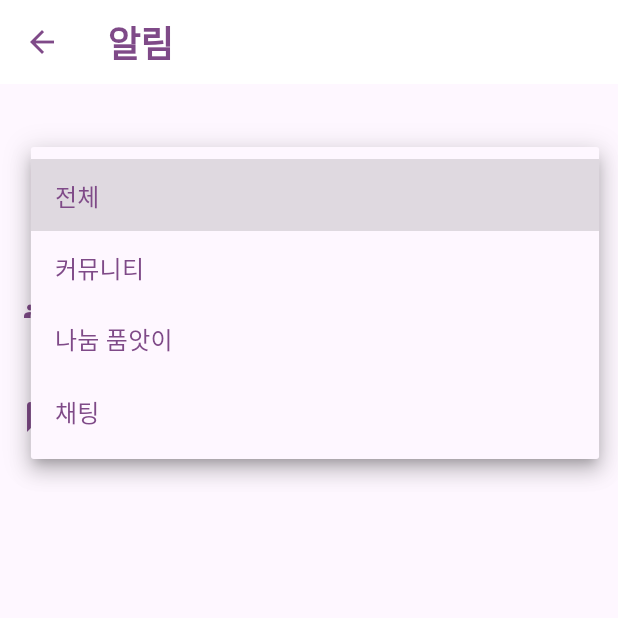
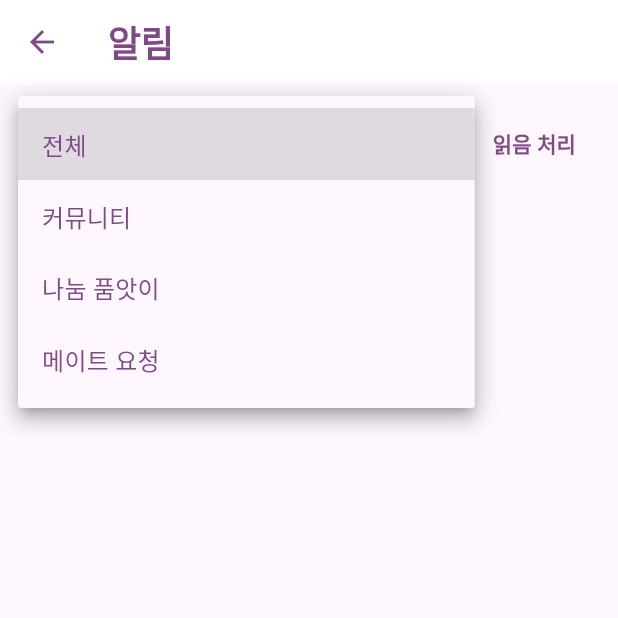
Before and after one commit to shiroHSG/Pium, a Flutter app: the NotificationPage screen opened directly, after a tap on "전체", on a phone screen of 412 x 824 dp, the top half of it. Run offline on Flutter 3.47's test engine with Material 3 defaults, Android fonts, the light colour scheme and no system bars; our stand-ins replace flutter_secure_storage, image_picker, shared_preferences, webview_flutter; missing offline and left inert: eventsource, stomp_dart_client; accounts and stored records are empty; network calls fail; Roboto replaces fonts that are missing (Jua).

Commit message:
update shiroo

```diff
--- a/backend_spring/src/main/frontend_flutter/lib/models/notification/notification.dart
+++ b/backend_spring/src/main/frontend_flutter/lib/models/notification/notification.dart
@@ -1,9 +1,51 @@
 import 'package:eventsource/eventsource.dart';
 import 'dart:convert';
+
+import 'package:flutter/cupertino.dart';
+import 'package:flutter/material.dart';
+import 'package:http/http.dart' as http;
+
+/// 🔔 전역 알림 리스트
+List<Map<String, dynamic>> notificationList = [];
+
+/// 🔁 알림 수신 시 UI 갱신을 위한 콜백 함수
+void Function()? onNotificationUpdate;
 
 EventSource? _eventSource;
 
 const _baseUrl = 'http://10.0.2.2:8080';
+
+Future<void> fetchUnreadNotifications(String token) async {
+  try {
+    final url = Uri.parse('http://10.0.2.2:8080/api/notifications/unread');
+    final response = await http.get(
+      url,
+      headers: {
+        'Authorization': 'Bearer $token',
+      },
+    );
+
+    if (response.statusCode == 200) {
+      final List<dynamic> data = jsonDecode(utf8.decode(response.bodyBytes));
+
+      notificationList.clear(); // 기존 알림 제거
+      for (var item in data) {
+        notificationList.add({
+          'category': mapTypeToCategory(item['type']),
+          'icon': mapTypeToIcon(item['type']),
+          'message': item['message'],
+          'date': formatDate(item['createdAt']),
+        });
+      }
+
+    } else {
+      print('❌ 안 읽은 알림 조회 실패: ${response.statusCode}');
+    }
+  } catch (e) {
+    print('❌ 안 읽은 알림 조회 중 오류: $e');
+  }
+}
+
 
 Future<void> subscribeToNotifications(String token) async {
   try {
@@ -21,8 +63,21 @@ Future<void> subscribeToNotifications(String token) async {
 
       if (event.event == 'notification') {
         final data = jsonDecode(event.data!);
-        print('📦 알림 데이터: $data');
-        // TODO: 리스트에 추가, 뱃지 업데이트 등 처리
+
+        final parsed = {
+          'category': mapTypeToCategory(data['type']),
+          'icon': mapTypeToIcon(data['type']),
+          'message': data['message'],
+          'date': formatDate(data['createdAt']), // 혹은 포맷팅
+        };
+
+        print('$parsed');
+
+        notificationList.insert(0, parsed); // 최신 알림 위로 추가
+
+        onNotificationUpdate?.call();
+
+        print('📦 알림 데이터 추가됨 → 현재 수: ${notificationList.length}');
       }
     });
   } catch (e) {
@@ -30,7 +85,60 @@ Future<void> subscribeToNotifications(String token) async {
   }
 }
 
+Future<void> markAllNotificationsAsRead(String token) async {
+  final url = Uri.parse('$_baseUrl/api/notifications/mark-as-read');
+
+  final response = await http.post(
+    url,
+    headers: {
+      'Authorization': 'Bearer $token',
+      'Content-Type': 'application/json',
+    },
+  );
+
+  if (response.statusCode == 200) {
+    print('✅ 읽음 처리 완료');
+
+    // 🔄 알림 리스트 비우고 UI 갱신
+    notificationList.clear();
+    onNotificationUpdate?.call();
+  } else {
+    print('❌ 읽음 처리 실패: ${response.statusCode}');
+  }
+}
+
+String formatDate(dynamic rawDate) {
+  if (rawDate is List && rawDate.length >= 6) {
+    return "${rawDate[0]}.${rawDate[1].toString().padLeft(2, '0')}.${rawDate[2].toString().padLeft(2, '0')} "
+        "${rawDate[3].toString().padLeft(2, '0')}:${rawDate[4].toString().padLeft(2, '0')}";
+  } else {
+    return "날짜 없음";
+  }
+}
+
 void disposeEventSource() {
   _eventSource?.client.close();
   _eventSource = null;
 }
+
+String mapTypeToCategory(String type) {
+  switch (type) {
+    case 'COMMENT':
+      return '커뮤니티';
+    case 'MATE_REQUEST':
+      return '메이트 요청';
+    default:
+      return '기타';
+  }
+}
+
+IconData mapTypeToIcon(String type) {
+  switch (type) {
+    case 'COMMENT':
+      return Icons.groups;
+    case 'MATE_REQUEST':
+      return Icons.chat;
+    default:
+      return Icons.notifications;
+  }
+}
--- a/backend_spring/src/main/frontend_flutter/lib/widgets/notification_page.dart
+++ b/backend_spring/src/main/frontend_flutter/lib/widgets/notification_page.dart
@@ -1,4 +1,6 @@
 import 'package:flutter/material.dart';
+import 'package:shared_preferences/shared_preferences.dart';
+import '../models/notification/notification.dart';
 import '../theme/app_theme.dart';
 
 class NotificationPage extends StatefulWidget {
@@ -10,22 +12,41 @@ class NotificationPage extends StatefulWidget {
 
 class _NotificationPageState extends State<NotificationPage> {
   String selectedCategory = '전체';
-  final List<String> categories = ['전체', '커뮤니티', '나눔 품앗이', '채팅'];
+  final List<String> categories = ['전체', '커뮤니티', '나눔 품앗이', '메이트 요청'];
+  List<Map<String, dynamic>> allNotifications = [];
 
-  final List<Map<String, dynamic>> allNotifications = [
-    {
-      'category': '커뮤니티',
-      'icon': Icons.groups,
-      'message': '커뮤니티 페이지 알림입니다.',
-      'date': '알림 온 날짜 시간',
-    },
-    {
-      'category': '채팅',
-      'icon': Icons.chat,
-      'message': '채팅 페이지 알림입니다.',
-      'date': '2025.06.23 13:00',
-    },
-  ];
+  @override
+  void initState() {
+    super.initState();
+
+    _loadUnreadNotifications();
+
+    // 🔔 전역 콜백 등록 → 알림 수신 시 UI 갱신
+    onNotificationUpdate = () {
+      setState(() {
+        allNotifications = List.from(notificationList);
+      });
+    };
+  }
+
+  // 첫 알림 호출
+  Future<void> _loadUnreadNotifications() async {
+    final prefs = await SharedPreferences.getInstance();
+    final token = prefs.getString('accessToken');
+    if (token != null) {
+      await fetchUnreadNotifications(token);
+      setState(() {
+        allNotifications = List.from(notificationList);
+      });
+    }
+  }
+
+  @override
+  void dispose() {
+    // 🔕 페이지 나가면 콜백 해제
+    onNotificationUpdate = null;
+    super.dispose();
+  }
 
   @override
   Widget build(BuildContext context) {
@@ -50,10 +71,16 @@ class _NotificationPageState extends State<NotificationPage> {
       ),
       body: Column(
         children: [
-          const SizedBox(height: 50),
-          Container(
-            width: MediaQuery.of(context).size.width * 0.9,
+          const SizedBox(height: 16),
+
+          // ✅ 카테고리 + 읽음 처리 버튼
+          Padding(
             padding: const EdgeInsets.symmetric(horizontal: 16),
+            child: Row(
+              children: [
+                Expanded(
+                  child: Container(
+                    padding: const EdgeInsets.symmetric(horizontal: 12),
                     decoration: BoxDecoration(
                       color: const Color(0xFFf8cde2),
                       borderRadius: BorderRadius.circular(8),
@@ -65,13 +92,8 @@ class _NotificationPageState extends State<NotificationPage> {
                         items: categories
                             .map((cat) => DropdownMenuItem<String>(
                           value: cat,
-                  child: SizedBox(
-                    width: double.infinity,
-                    child: Text(
-                      cat,
-                      style: const TextStyle(fontSize: 16),
-                    ),
-                  ),
+                          child: Text(cat,
+                              style: const TextStyle(fontSize: 16)),
                         ))
                             .toList(),
                         onChanged: (value) {
@@ -83,14 +105,43 @@ class _NotificationPageState extends State<NotificationPage> {
                       ),
                     ),
                   ),
+                ),
+                const SizedBox(width: 12),
+                TextButton(
+                  onPressed: () async {
+                    final prefs = await SharedPreferences.getInstance();
+                    final token = prefs.getString('accessToken');
+                    if (token != null) {
+                      await markAllNotificationsAsRead(token);
+                      setState(() {
+                        notificationList.clear();
+                        allNotifications.clear();
+                      });
+                    }
+                  },
+                  child: const Text(
+                    '읽음 처리',
+                    style: TextStyle(
+                      color: AppTheme.textPurple,
+                      fontWeight: FontWeight.bold,
+                    ),
+                  ),
+                ),
+              ],
+            ),
+          ),
+
           const SizedBox(height: 16),
+
+          // ✅ 알림 리스트
           Expanded(
             child: ListView.builder(
               itemCount: filtered.length,
               itemBuilder: (context, index) {
                 final notification = filtered[index];
                 return ListTile(
-                  leading: Icon(notification['icon'], color: AppTheme.textPurple),
+                  leading:
+                  Icon(notification['icon'], color: AppTheme.textPurple),
                   title: Text(notification['message']),
                   subtitle: Text(notification['date']),
                 );
```
Also changed, not shown: 7 other files. Lines whose indentation alone changed are shown as unchanged.
